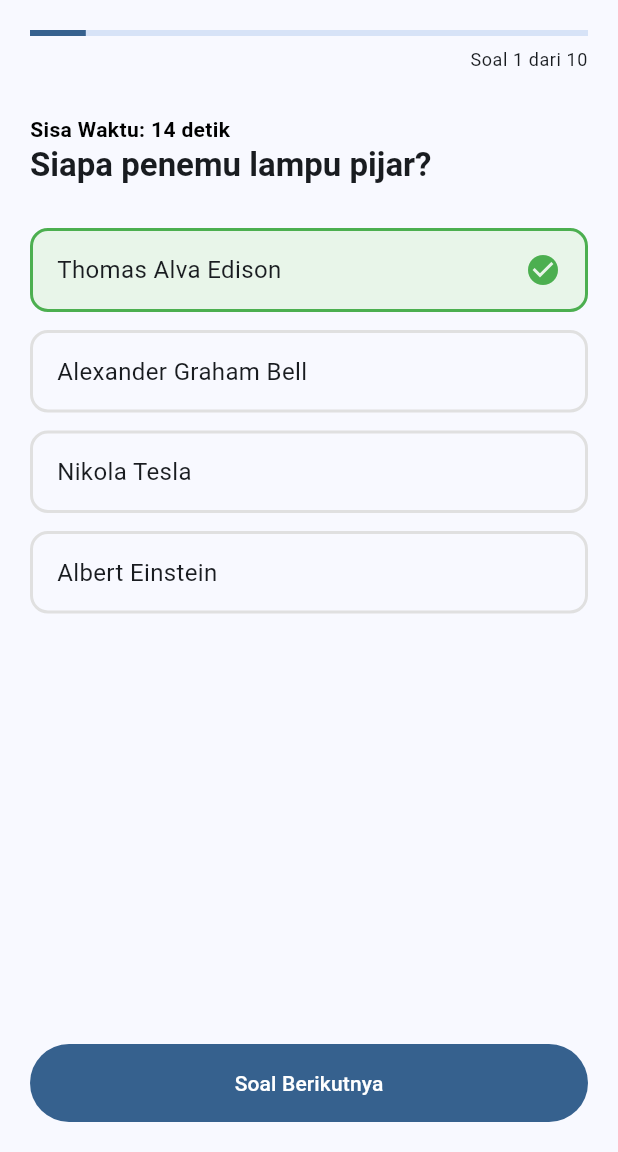
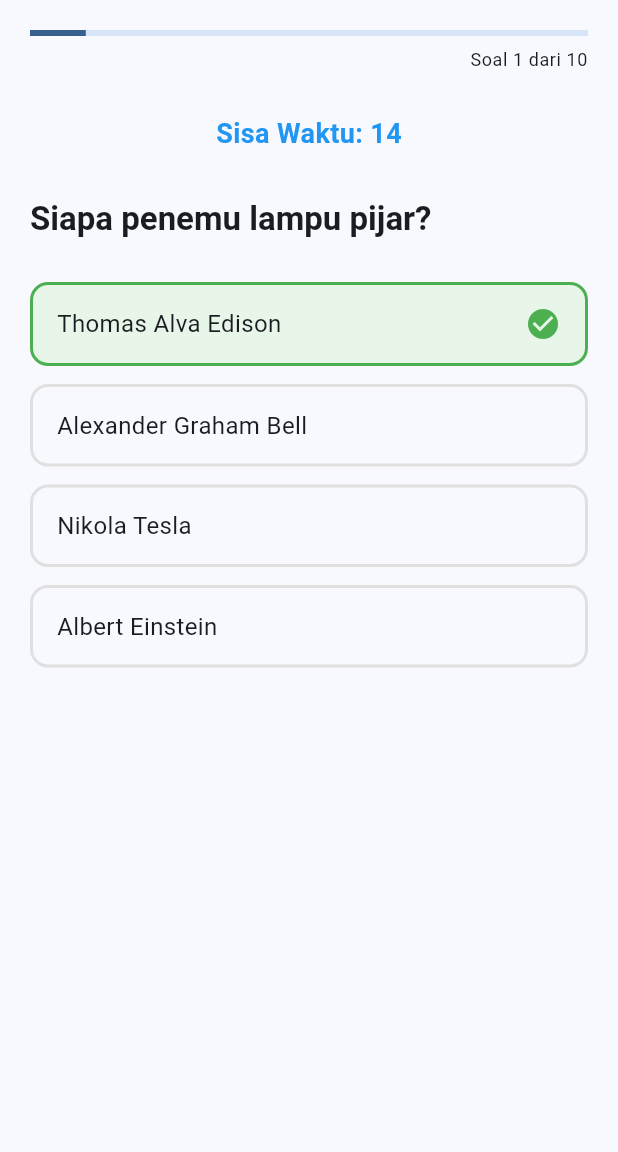
Before and after one commit to Justizz10/Quizey-App, a Flutter app: the QuizScreen screen opened directly, after a tap on "Thomas Alva Edison", on a phone screen of 412 x 824 dp, the part 84-1236 px from its top. Run offline on Flutter 3.47's test engine with Material 3 defaults, Android fonts, the phone set to English and light mode, and no system bars.

Commit message:
Penambahan kode di quiz_screen.dart

```diff
--- a/lib/screens/quiz_screen.dart
+++ b/lib/screens/quiz_screen.dart
@@ -22,7 +22,6 @@ class _QuizScreenState extends State<QuizScreen> {
   // Memudahkan mengambil soal saat ini
   Question get _soalSaatIni => daftarSoal[_indexSoal];
 
-  // --- FITUR WAJIB SESUAI SPESIFIKASI ---
 
   // Mengecek apakah sudah mencapai soal terakhir
   bool isFinished() {
@@ -61,15 +60,24 @@ class _QuizScreenState extends State<QuizScreen> {
     });
   }
 
-  // Logika saat user memilih jawaban
   void _pilihJawaban(int index) {
     if (_sudahJawab) return;
-    _timer?.cancel(); // Menghentikan waktu segera setelah tombol diklik
+
+    _timer?.cancel(); // Hentikan timer
+
     setState(() {
       _indexDipilih = index;
       _sudahJawab = true;
-      if (_soalSaatIni.isBenar(index)) {
+
+      // Jika jawaban benar, tambah skor
+      if (index != -1 && _soalSaatIni.isBenar(index)) {
         _skor++;
+      }
+    });
+
+    Future.delayed(const Duration(seconds: 2), () {
+      if (mounted) {
+        _lanjutSoal();
       }
     });
   }
@@ -142,6 +150,7 @@ class _QuizScreenState extends State<QuizScreen> {
         child: Column(
           crossAxisAlignment: CrossAxisAlignment.stretch,
           children: [
+
             // Indikator Progress
             LinearProgressIndicator(value: progress),
             const SizedBox(height: 8),
@@ -151,15 +160,32 @@ class _QuizScreenState extends State<QuizScreen> {
               textAlign: TextAlign.end,
             ),
             const SizedBox(height: 28),
+            // Tampilkan sisa waktu
+            Center(
+              child: Text(
+                _waktuTersisa > 0 ? 'Sisa Waktu: $_waktuTersisa' :            '',
+                style: TextStyle(
+                  fontSize: 18,
+                  fontWeight: FontWeight.bold,
+                  color: _waktuTersisa == 0 ? Colors.red : (_waktuTersisa <= 5 ? Colors.orange : Colors.blue),
+                ),
+              ),
+            ),
+            const SizedBox(height: 10),
 
             // Hitungan Waktu
-            Text(
-              'Sisa Waktu: $_waktuTersisa detik',
-              style: TextStyle(
-                color: _waktuTersisa <= 5 ? Colors.red : Colors.black,
-                fontWeight: FontWeight.bold,
+            if (_waktuTersisa == 0)
+              Center(
+                child: Text(
+                  "⌛ WAKTU HABIS!",
+                  style: TextStyle(
+                    color: Colors.red,
+                    fontSize: 24,
+                    fontWeight: FontWeight.bold,
+                  ),
+                ),
               ),
-            ),
+            const SizedBox(height: 20),
 
             // Teks Pertanyaan
             Text(
@@ -176,18 +202,6 @@ class _QuizScreenState extends State<QuizScreen> {
             }),
 
             const Spacer(),
-
-            // Tombol Navigasi (Hanya muncul jika sudah dijawab)
-            if (_sudahJawab)
-              FilledButton(
-                onPressed: _lanjutSoal,
-                style: FilledButton.styleFrom(
-                  padding: const EdgeInsets.symmetric(vertical: 16),
-                ),
-                child: Text(
-                  isFinished() ? 'Selesaikan Kuis' : 'Soal Berikutnya',
-                ),
-              ),
           ],
         ),
       ),
```
